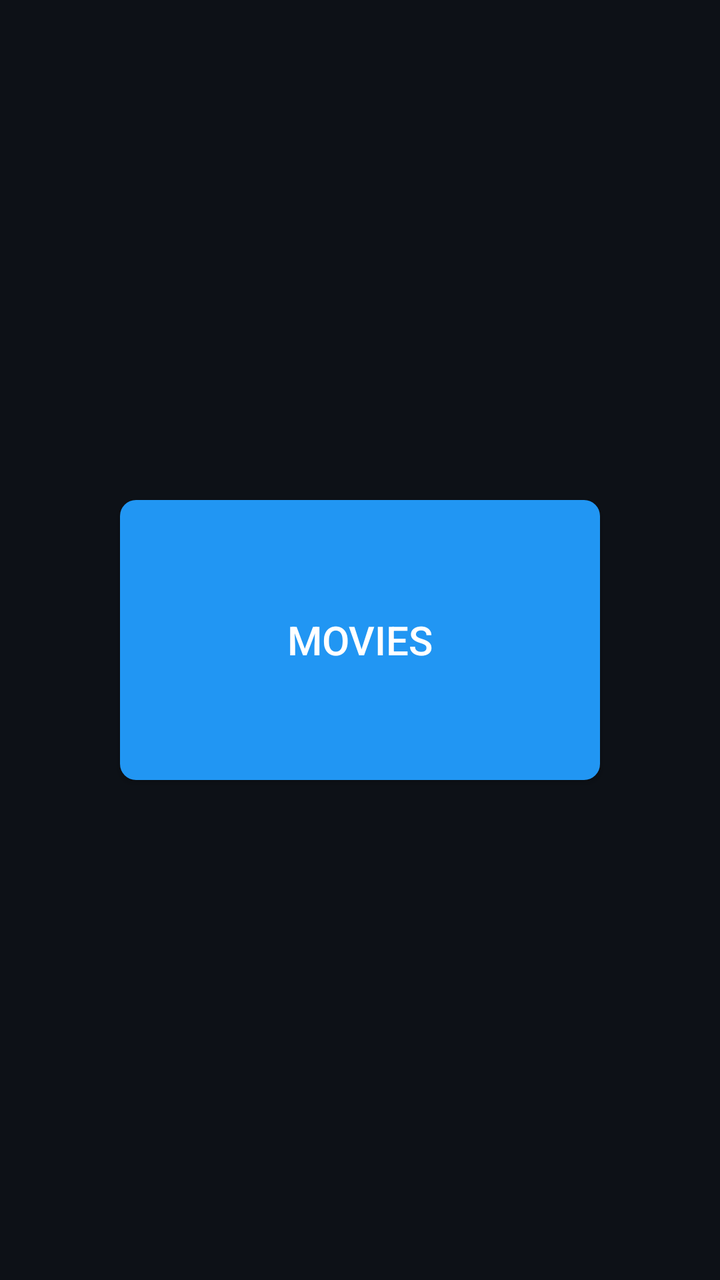
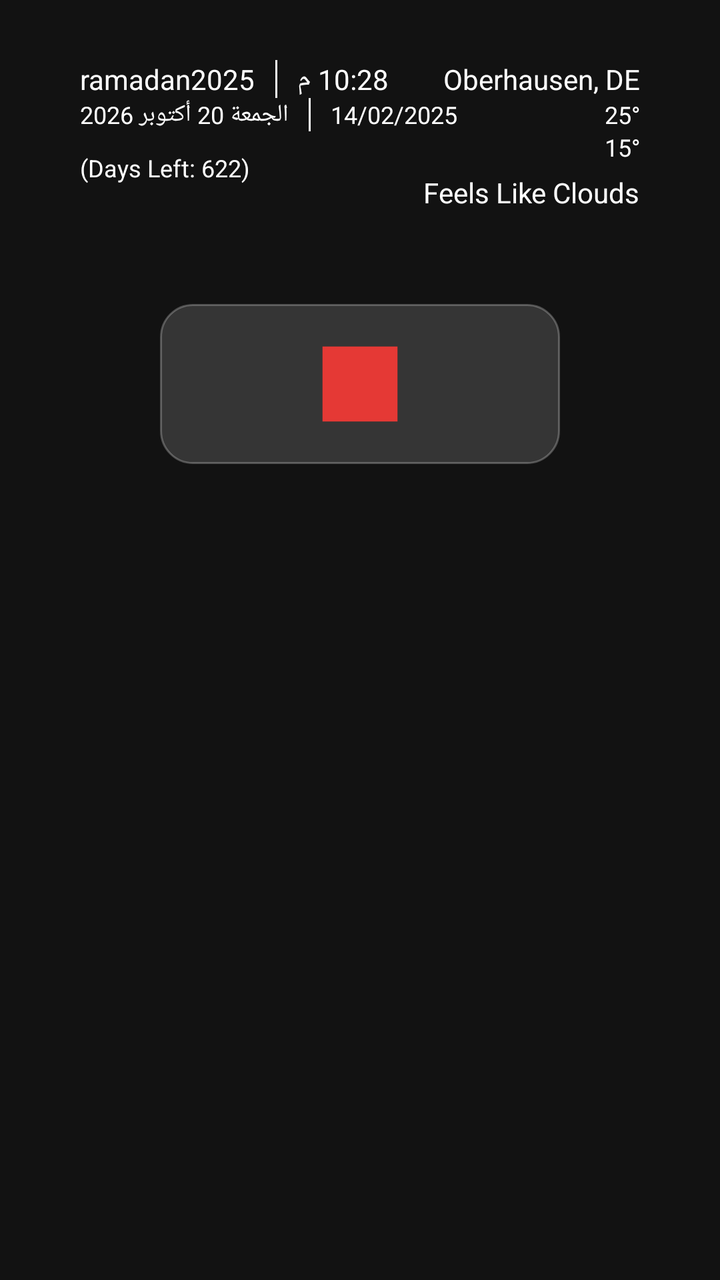

Compare the two renders of this Android layout. The source of the first and the diff that turns it into the second are given below.
<!-- AndroidManifest.xml: application theme AppTheme -->
<!-- res/layout/activity_dashboard.xml -->
<?xml version="1.0" encoding="utf-8"?>
<LinearLayout xmlns:android="http://schemas.android.com/apk/res/android"
    android:id="@+id/dashboardRoot"
    android:layout_width="match_parent"
    android:layout_height="match_parent"
    android:orientation="horizontal"
    android:gravity="center"
    android:background="@color/dark_background"
    android:focusable="true"
    android:focusableInTouchMode="true"
    android:padding="48dp">

    
    <Button
        android:id="@+id/btnLive"
        style="@style/PrimaryButton"
        android:layout_width="240dp"
        android:layout_height="140dp"
        android:text="LIVE TV"
        android:textSize="20sp"
        android:nextFocusRight="@id/btnMovies"
        android:nextFocusLeft="@id/btnSeries" />

    
    <Button
        android:id="@+id/btnMovies"
        style="@style/PrimaryButton"
        android:layout_width="240dp"
        android:layout_height="140dp"
        android:layout_marginStart="32dp"
        android:layout_marginEnd="32dp"
        android:text="MOVIES"
        android:textSize="20sp"
        android:nextFocusLeft="@id/btnLive"
        android:nextFocusRight="@id/btnSeries" />

    
    <Button
        android:id="@+id/btnSeries"
        style="@style/PrimaryButton"
        android:layout_width="240dp"
        android:layout_height="140dp"
        android:text="SERIES"
        android:textSize="20sp"
        android:nextFocusLeft="@id/btnMovies"
        android:nextFocusRight="@id/btnLive" />

</LinearLayout>
<!-- resources referenced by this layout -->
<resources>
  <color name="dark_background">#0D1117</color>
  <style name="PrimaryButton" parent="Widget.AppCompat.Button">
          <item name="android:background">@drawable/button_background</item>
          <item name="android:textColor">@color/text_primary</item>
          <item name="android:textSize">18sp</item>
          <item name="android:paddingStart">28dp</item>
          <item name="android:paddingEnd">28dp</item>
          <item name="android:paddingTop">14dp</item>
          <item name="android:paddingBottom">14dp</item>
  
          
          <item name="android:focusable">true</item>
          <item name="android:focusableInTouchMode">true</item>
          <item name="android:foreground">?attr/selectableItemBackground</item>
      </style>
  <style name="AppTheme" parent="Theme.AppCompat.NoActionBar">
          
          <item name="colorPrimary">@color/primary_blue</item>
          <item name="colorPrimaryDark">@color/dark_background</item>
          <item name="colorAccent">@color/accent_blue</item>
  
          
          <item name="android:windowBackground">@color/dark_background</item>
          <item name="android:colorBackground">@color/dark_background</item>
  
          
          <item name="android:textColorPrimary">@color/text_primary</item>
          <item name="android:textColorSecondary">@color/text_secondary</item>
  
          
          <item name="android:windowDrawsSystemBarBackgrounds">true</item>
      </style>
  <!-- drawable button_background (drawable) -->
  <?xml version="1.0" encoding="utf-8"?>
  <selector xmlns:android="http://schemas.android.com/apk/res/android">
      <item android:state_focused="true">
          <shape android:shape="rectangle">
              <solid android:color="@color/accent_blue" />
              <corners android:radius="8dp" />
          </shape>
      </item>
      <item android:state_pressed="true">
          <shape android:shape="rectangle">
              <solid android:color="@color/dark_blue" />
              <corners android:radius="8dp" />
          </shape>
      </item>
      <item>
          <shape android:shape="rectangle">
              <solid android:color="@color/primary_blue" />
              <corners android:radius="8dp" />
          </shape>
      </item>
  </selector>
  <color name="text_primary">#FFFFFF</color>
  <color name="primary_blue">#2196F3</color>
  <color name="accent_blue">#64B5F6</color>
  <color name="text_secondary">#B0B0B0</color>
  <color name="dark_blue">#1976D2</color>
</resources>

<!-- the commit's change to res/layout/activity_dashboard.xml (unified diff, before → after) -->
@@ -1,48 +1,167 @@
 <?xml version="1.0" encoding="utf-8"?>
-<LinearLayout xmlns:android="http://schemas.android.com/apk/res/android"
+<androidx.constraintlayout.widget.ConstraintLayout xmlns:android="http://schemas.android.com/apk/res/android"
+    xmlns:app="http://schemas.android.com/apk/res-auto"
     android:id="@+id/dashboardRoot"
     android:layout_width="match_parent"
     android:layout_height="match_parent"
-    android:orientation="horizontal"
-    android:gravity="center"
-    android:background="@color/dark_background"
-    android:focusable="true"
-    android:focusableInTouchMode="true"
-    android:padding="48dp">
+    android:background="@drawable/bg_dark_pattern">
 
     
-    <Button
-        android:id="@+id/btnLive"
-        style="@style/PrimaryButton"
-        android:layout_width="240dp"
-        android:layout_height="140dp"
-        android:text="LIVE TV"
-        android:textSize="20sp"
-        android:nextFocusRight="@id/btnMovies"
-        android:nextFocusLeft="@id/btnSeries" />
+    <LinearLayout
+        android:id="@+id/left_info_layout"
+        android:layout_width="wrap_content"
+        android:layout_height="wrap_content"
+        android:layout_marginStart="40dp"
+        android:layout_marginTop="30dp"
+        android:orientation="vertical"
+        app:layout_constraintStart_toStartOf="parent"
+        app:layout_constraintTop_toTopOf="parent">
+
+        <LinearLayout
+            android:layout_width="wrap_content"
+            android:layout_height="wrap_content"
+            android:orientation="horizontal">
+
+            <TextView
+                android:id="@+id/ramadan_title"
+                android:layout_width="wrap_content"
+                android:layout_height="wrap_content"
+                android:text="ramadan2025"
+                android:textColor="@color/white"
+                android:textSize="14sp" />
+
+            <View
+                android:layout_width="1dp"
+                android:layout_height="match_parent"
+                android:layout_marginStart="10dp"
+                android:layout_marginEnd="10dp"
+                android:background="@color/white" />
+
+            <TextView
+                android:id="@+id/time_tv"
+                android:layout_width="wrap_content"
+                android:layout_height="wrap_content"
+                android:text="10:28 م"
+                android:textColor="@color/white"
+                android:textSize="14sp" />
+        </LinearLayout>
+
+        <LinearLayout
+            android:layout_width="wrap_content"
+            android:layout_height="wrap_content"
+            android:orientation="horizontal">
+
+            <TextView
+                android:id="@+id/hijri_date"
+                android:layout_width="wrap_content"
+                android:layout_height="wrap_content"
+                android:text="الجمعة 20 أكتوبر 2026"
+                android:textColor="@color/white"
+                android:textSize="12sp" />
+
+            <View
+                android:layout_width="1dp"
+                android:layout_height="match_parent"
+                android:layout_marginStart="10dp"
+                android:layout_marginEnd="10dp"
+                android:background="@color/white" />
+
+            <TextView
+                android:id="@+id/gregorian_date"
+                android:layout_width="wrap_content"
+                android:layout_height="wrap_content"
+                android:text="14/02/2025"
+                android:textColor="@color/white"
+                android:textSize="12sp" />
+        </LinearLayout>
+
+        <TextView
+            android:id="@+id/days_left"
+            android:layout_width="wrap_content"
+            android:layout_height="wrap_content"
+            android:layout_marginTop="10dp"
+            android:text="(Days Left: 622)"
+            android:textColor="@color/white"
+            android:textSize="12sp" />
+    </LinearLayout>
 
     
-    <Button
-        android:id="@+id/btnMovies"
-        style="@style/PrimaryButton"
-        android:layout_width="240dp"
-        android:layout_height="140dp"
-        android:layout_marginStart="32dp"
-        android:layout_marginEnd="32dp"
-        android:text="MOVIES"
-        android:textSize="20sp"
-        android:nextFocusLeft="@id/btnLive"
-        android:nextFocusRight="@id/btnSeries" />
+    <LinearLayout
+        android:id="@+id/right_info_layout"
+        android:layout_width="wrap_content"
+        android:layout_height="wrap_content"
+        android:layout_marginTop="30dp"
+        android:layout_marginEnd="40dp"
+        android:gravity="end"
+        android:orientation="vertical"
+        app:layout_constraintEnd_toEndOf="parent"
+        app:layout_constraintTop_toTopOf="parent">
+
+        <TextView
+            android:id="@+id/city_name"
+            android:layout_width="wrap_content"
+            android:layout_height="wrap_content"
+            android:text="Oberhausen, DE"
+            android:textColor="@color/white"
+            android:textSize="14sp" />
+
+        <TextView
+            android:id="@+id/temp_max"
+            android:layout_width="wrap_content"
+            android:layout_height="wrap_content"
+            android:text="25°"
+            android:textColor="@color/white"
+            android:textSize="12sp" />
+
+        <TextView
+            android:id="@+id/temp_min"
+            android:layout_width="wrap_content"
+            android:layout_height="wrap_content"
+            android:text="15°"
+            android:textColor="@color/white"
+            android:textSize="12sp" />
+
+        <TextView
+            android:id="@+id/weather_desc"
+            android:layout_width="wrap_content"
+            android:layout_height="wrap_content"
+            android:layout_marginTop="5dp"
+            android:text="Feels Like Clouds"
+            android:textColor="@color/white"
+            android:textSize="14sp" />
+    </LinearLayout>
 
     
-    <Button
-        android:id="@+id/btnSeries"
-        style="@style/PrimaryButton"
-        android:layout_width="240dp"
-        android:layout_height="140dp"
-        android:text="SERIES"
-        android:textSize="20sp"
-        android:nextFocusLeft="@id/btnMovies"
-        android:nextFocusRight="@id/btnLive" />
+    <ImageView
+        android:id="@+id/center_logo"
+        android:layout_width="200dp"
+        android:layout_height="80dp"
+        android:background="@drawable/glassmorphism_background"
+        android:padding="15dp"
+        android:src="@drawable/ic_logo"
+        app:layout_constraintBottom_toTopOf="@+id/guideline_h_60"
+        app:layout_constraintEnd_toEndOf="parent"
+        app:layout_constraintStart_toStartOf="parent"
+        app:layout_constraintTop_toTopOf="parent" />
 
-</LinearLayout>
+    
+    <androidx.recyclerview.widget.RecyclerView
+        android:id="@+id/dashboardRecyclerView"
+        android:layout_width="match_parent"
+        android:layout_height="wrap_content"
+        android:clipToPadding="false"
+        android:orientation="horizontal"
+        android:paddingStart="40dp"
+        android:paddingEnd="40dp"
+        app:layoutManager="androidx.recyclerview.widget.LinearLayoutManager"
+        app:layout_constraintBottom_toBottomOf="parent"
+        app:layout_constraintTop_toBottomOf="@+id/guideline_h_60" />
+
+    <androidx.constraintlayout.widget.Guideline
+        android:id="@+id/guideline_h_60"
+        android:layout_width="wrap_content"
+        android:layout_height="wrap_content"
+        android:orientation="horizontal"
+        app:layout_constraintGuide_percent="0.6" />
+
+</androidx.constraintlayout.widget.ConstraintLayout>
<!-- resource entries referenced after the edit -->
@@ -1,20 +1,34 @@
 <!-- resources referenced by this layout -->
 <resources>
+  <color name="white">#FFFFFF</color>
+  <!-- drawable bg_dark_pattern (drawable) -->
+  <?xml version="1.0" encoding="utf-8"?>
+  <shape xmlns:android="http://schemas.android.com/apk/res/android">
+      <solid android:color="#121212"/>
+  </shape>
+  <!-- drawable glassmorphism_background (drawable) -->
+  <?xml version="1.0" encoding="utf-8"?>
+  <shape xmlns:android="http://schemas.android.com/apk/res/android"
+      android:shape="rectangle">
+      <solid android:color="@color/glassmorphism_background" />
+      <stroke
+          android:width="1dp"
+          android:color="@color/glassmorphism_stroke" />
+      <corners android:radius="16dp" />
+  </shape>
+  <!-- drawable ic_logo (drawable) -->
+  <?xml version="1.0" encoding="utf-8"?>
+  <vector xmlns:android="http://schemas.android.com/apk/res/android"
+      android:width="96dp"
+      android:height="96dp"
+      android:viewportWidth="24"
+      android:viewportHeight="24">
+  
+      <path
+          android:fillColor="#E53935"
+          android:pathData="M3,3h18v18H3z"/>
+  </vector>
   <color name="dark_background">#0D1117</color>
-  <style name="PrimaryButton" parent="Widget.AppCompat.Button">
-          <item name="android:background">@drawable/button_background</item>
-          <item name="android:textColor">@color/text_primary</item>
-          <item name="android:textSize">18sp</item>
-          <item name="android:paddingStart">28dp</item>
-          <item name="android:paddingEnd">28dp</item>
-          <item name="android:paddingTop">14dp</item>
-          <item name="android:paddingBottom">14dp</item>
-  
-          
-          <item name="android:focusable">true</item>
-          <item name="android:focusableInTouchMode">true</item>
-          <item name="android:foreground">?attr/selectableItemBackground</item>
-      </style>
   <style name="AppTheme" parent="Theme.AppCompat.NoActionBar">
           
           <item name="colorPrimary">@color/primary_blue</item>
@@ -32,32 +46,11 @@
           
           <item name="android:windowDrawsSystemBarBackgrounds">true</item>
       </style>
-  <!-- drawable button_background (drawable) -->
-  <?xml version="1.0" encoding="utf-8"?>
-  <selector xmlns:android="http://schemas.android.com/apk/res/android">
-      <item android:state_focused="true">
-          <shape android:shape="rectangle">
-              <solid android:color="@color/accent_blue" />
-              <corners android:radius="8dp" />
-          </shape>
-      </item>
-      <item android:state_pressed="true">
-          <shape android:shape="rectangle">
-              <solid android:color="@color/dark_blue" />
-              <corners android:radius="8dp" />
-          </shape>
-      </item>
-      <item>
-          <shape android:shape="rectangle">
-              <solid android:color="@color/primary_blue" />
-              <corners android:radius="8dp" />
-          </shape>
-      </item>
-  </selector>
+  <color name="glassmorphism_background">#26FFFFFF</color>
+  <color name="glassmorphism_stroke">#40FFFFFF</color>
   <color name="text_primary">#FFFFFF</color>
   <color name="primary_blue">#2196F3</color>
   <color name="accent_blue">#64B5F6</color>
   <color name="text_secondary">#B0B0B0</color>
-  <color name="dark_blue">#1976D2</color>
 </resources>
 
